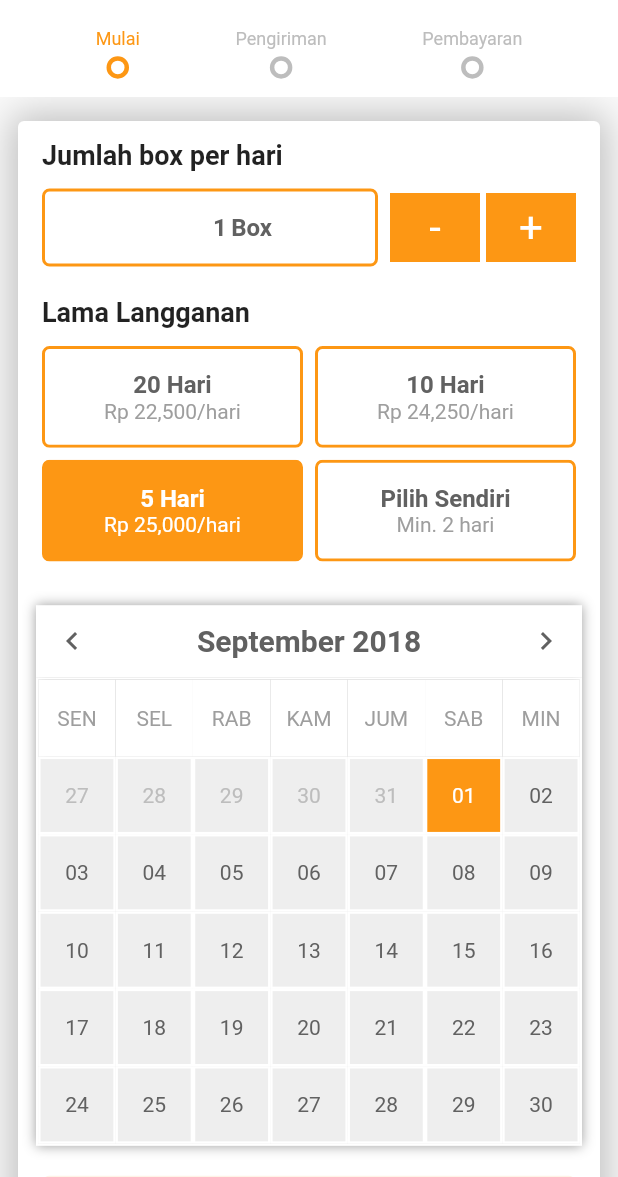
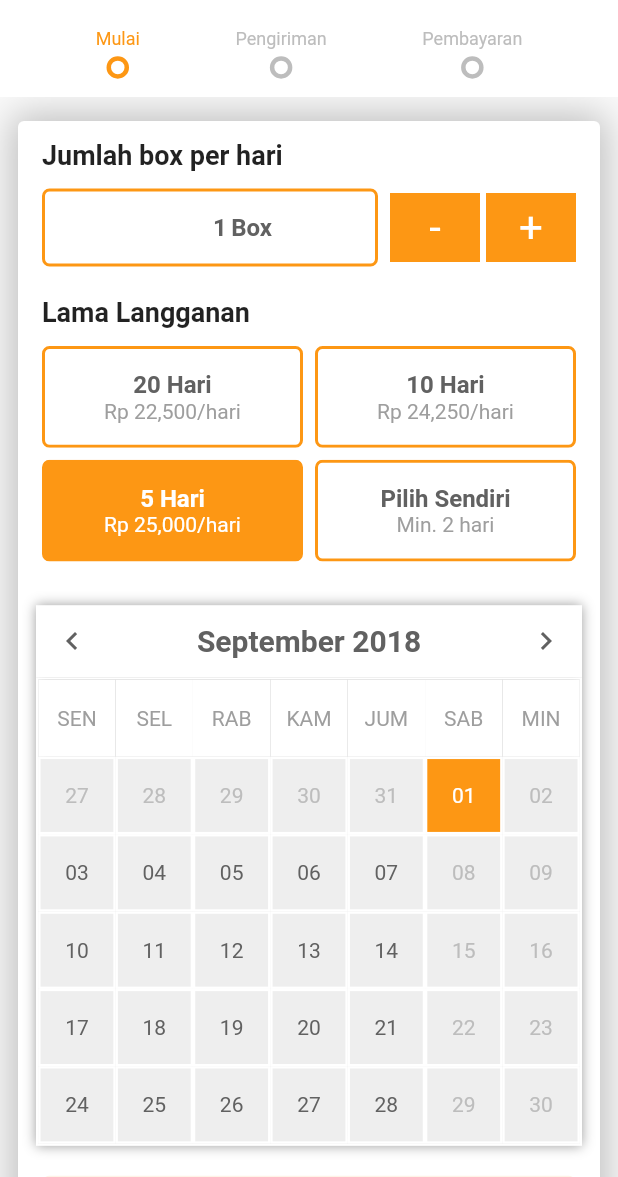
Before and after one commit to jprawira/flutter-langganan-makanan, a Flutter app: the screen it shows after launch, on a phone screen of 412 x 824 dp, the part 59-1236 px from its top. Run offline on Flutter 3.47's test engine with Material 2 defaults, Android fonts, the phone set to English and light mode, and no system bars; our stand-ins replace tuple.

Commit message:
Add handling view for weekend

```diff
--- a/lib/widgets/calendar.dart
+++ b/lib/widgets/calendar.dart
@@ -179,6 +179,8 @@ class _CalendarState extends State<Calendar> {
             ),
           );
         } else {
+          // To handle displaying weekends
+          if (day.weekday % 6 != 0 && day.weekday % 7 != 0) {
             dayWidgets.add(
               new CalendarTile(
                 onDateSelected: () => handleSelectedDateAndUserCallback(day),
@@ -187,6 +189,16 @@ class _CalendarState extends State<Calendar> {
                 isSelected: Utils.isSameDay(selectedDate, day),
               ),
             );
+          } else {
+            dayWidgets.add(
+              new CalendarTile(
+                onDateSelected: () => handleSelectedDateAndUserCallback(day),
+                date: day,
+                dateStyles: new TextStyle(color: Colors.grey[400]),
+                isSelected: Utils.isSameDay(selectedDate, day),
+              ),
+            );
+          }
         }
       },
     );
@@ -323,7 +335,6 @@ class _CalendarState extends State<Calendar> {
     }
   }
 
-  // TODO: DISABLE DATE PICKING FOR PREVIOUS DAYS, HOLIDAYS, AND WEEKEND
   Future<Null> selectDateFromPicker() async {
     DateTime selected = await showDatePicker(
       context: context,
@@ -385,6 +396,7 @@ class _CalendarState extends State<Calendar> {
     }
   }
 
+  // TODO: DISABLE DATE PICKING FOR PREVIOUS DAYS, HOLIDAYS, AND WEEKEND
   void handleSelectedDateAndUserCallback(DateTime day) {
     var firstDayOfCurrentWeek = Utils.firstDayOfWeek(day);
     var lastDayOfCurrentWeek = Utils.lastDayOfWeek(day);
```
Lines whose indentation alone changed are shown as unchanged.
